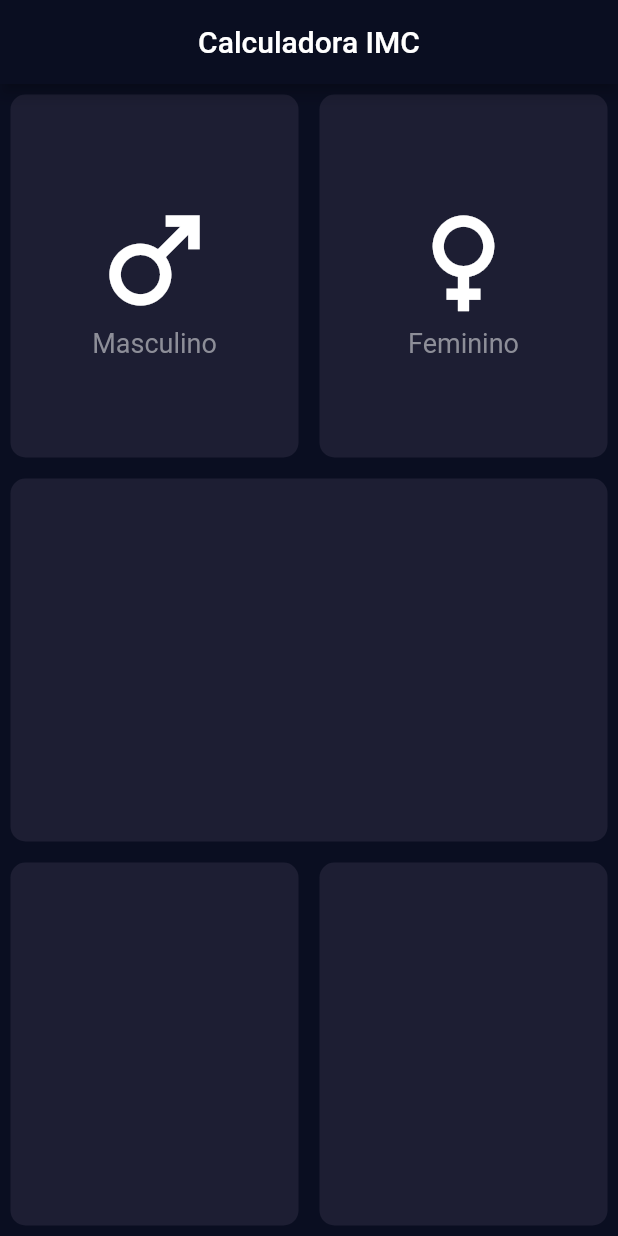
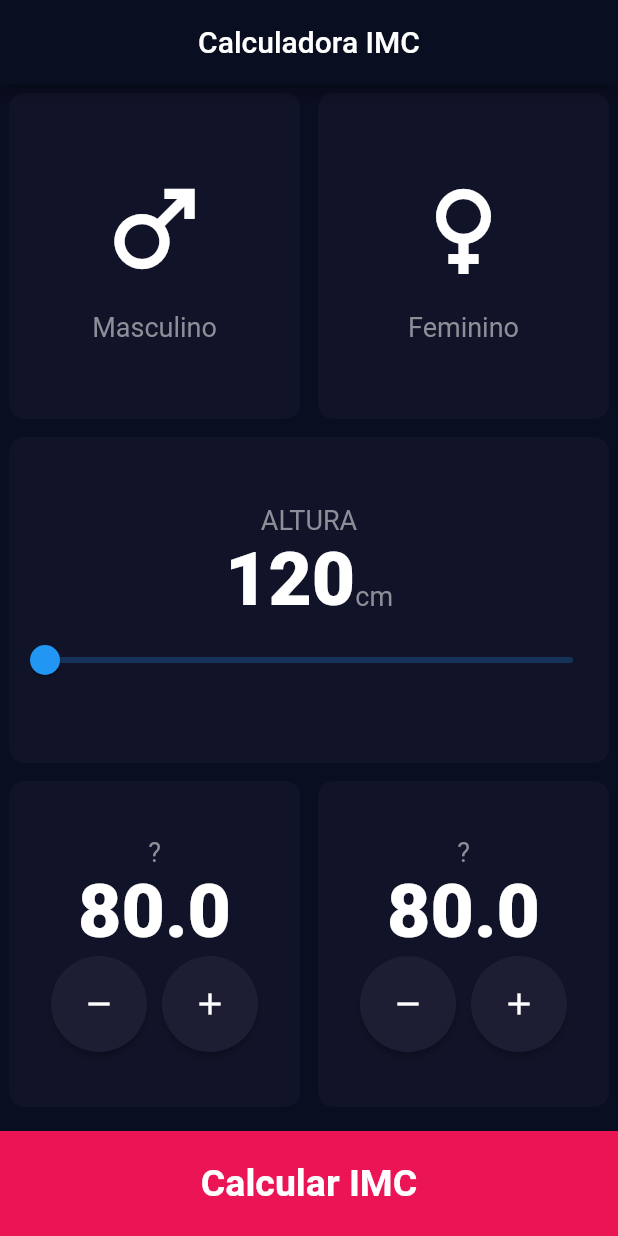
Before and after one commit to GabrielPl-1/FlutterAppIMC, a Flutter app: the screen it shows after launch, on a phone screen of 412 x 824 dp. Run offline on Flutter 3.47's test engine with Material 2 defaults, Android fonts, the phone set to English and light mode, and no system bars.

Commit message:
adicionando slider e botoes

```diff
--- /dev/null
+++ b/lib/calculadora.dart
@@ -0,0 +1,21 @@
+import 'dart:math';
+
+class Calculadora {
+  static double calcularIMC({required peso, required altura}) {
+    double imc = peso / pow(altura / 100, 2);
+    return imc;
+  }
+
+  static String obterResultado(double imc) {
+    if (imc >= 30) {
+      return 'Obesidade';
+    }
+    if (imc >= 25) {
+      return 'Sobrepeso';
+    }
+    if (imc > 18.5) {
+      return 'Normal';
+    }
+    return 'Magreza';
+  }
+}
--- /dev/null
+++ b/lib/components/bottom_button.dart
@@ -0,0 +1,30 @@
+import 'package:flutter/material.dart';
+
+class BottomButton extends StatelessWidget {
+  final String buttonTitle;
+  final void Function()? onPressed;
+  const BottomButton({super.key, required this.buttonTitle, this.onPressed});
+
+  @override
+  Widget build(BuildContext context) {
+    return GestureDetector(
+      onTap: onPressed,
+      child: Container(
+        margin: const EdgeInsets.only(top: 10.0),
+        //padding: EdgeInsets.only(bottom: 10.0),
+        width: double.infinity,
+        height: 70.0,
+        color: const Color(0xFFEB1555),
+        child: Center(
+          child: Text(
+            buttonTitle,
+            style: const TextStyle(
+              fontSize: 25.0,
+              fontWeight: FontWeight.bold,
+            ),
+          ),
+        ),
+      ),
+    );
+  }
+}
--- /dev/null
+++ b/lib/components/contador.dart
@@ -0,0 +1,51 @@
+import '../constants.dart';
+import 'package:flutter/material.dart';
+
+class Contador extends StatelessWidget {
+  const Contador({super.key});
+
+  @override
+  Widget build(BuildContext context) {
+    const double peso = 80;
+    return Column(
+      mainAxisAlignment: MainAxisAlignment.center,
+      children: [
+        const Text(
+          '?',
+          style: labelTextStyle,
+        ),
+        const Text(
+          '$peso',
+          style: numberTextStyle,
+        ),
+        Row(
+          mainAxisAlignment: MainAxisAlignment.center,
+          children: [
+            ElevatedButton(
+              onPressed: () {
+              },
+              style: ElevatedButton.styleFrom(
+                backgroundColor: activeCardColour,
+                shape: const CircleBorder(),
+                padding: const EdgeInsets.all(20),
+              ),
+              child: const Icon(Icons.remove),
+            ),
+            const SizedBox(
+              width: 10.0,
+            ),
+            ElevatedButton(
+              onPressed: () {},
+              style: ElevatedButton.styleFrom(
+                backgroundColor: activeCardColour,
+                shape: const CircleBorder(),
+                padding: const EdgeInsets.all(20),
+              ),
+              child: const Icon(Icons.add),
+            )
+          ],
+        )
+      ],
+    );
+  }
+}
--- a/lib/components/custom_card.dart
+++ b/lib/components/custom_card.dart
@@ -1,17 +1,18 @@
+import '../constants.dart';
 import 'package:flutter/material.dart';
-
-import '../constants.dart';
 
 class CustomCard extends StatelessWidget {
   final Widget? child;
-  const CustomCard({super.key, this.child});
+  final bool active;
+  const CustomCard({super.key, this.child, this.active = false});
 
   @override
   Widget build(BuildContext context) {
-    return  Container(
-                margin: EdgeInsets.all(7),
-                decoration: BoxDecoration(
-                  color: activeCardColor,borderRadius: BorderRadius.circular(10)
+    return Container(
+      margin: const EdgeInsets.all(6.0),
+      decoration: BoxDecoration(
+        color: active ? activeCardColour : inactiveCardColour,
+        borderRadius: BorderRadius.circular(10.0),
       ),
       child: child,
     );
--- a/lib/components/gender_card.dart
+++ /dev/null
@@ -1,22 +0,0 @@
-import 'package:flutter/material.dart';
-
-import '../constants.dart';
-
-class GenderCard extends StatelessWidget {
-
-  final IconData icon;
-  final String gendertext;
-
-  const GenderCard({super.key,required this.icon,required this.gendertext});
-
-  @override
-  Widget build(BuildContext context) {
-    return Column(
-                  mainAxisAlignment:MainAxisAlignment.center,
-                  children: [
-                  Icon(icon,
-                  size: 90,),
-                  Text(gendertext,style: labelTextStyle,),
-                ]);
-  }
-}
--- /dev/null
+++ b/lib/components/gender_content.dart
@@ -0,0 +1,28 @@
+import '../constants.dart';
+import 'package:flutter/material.dart';
+
+class GenderContent extends StatelessWidget {
+  final IconData icon;
+  final String label;
+  const GenderContent({super.key, required this.icon, required this.label});
+
+  @override
+  Widget build(BuildContext context) {
+    return Column(
+      mainAxisAlignment: MainAxisAlignment.center,
+      children: [
+        Icon(
+          icon,
+          size: 80.0,
+        ),
+        SizedBox(
+          height: 15.0,
+        ),
+        Text(
+          label,
+          style: labelTextStyle,
+        )
+      ],
+    );
+  }
+}
--- /dev/null
+++ b/lib/components/modal_result.dart
@@ -0,0 +1,40 @@
+import '../constants.dart';
+import 'package:flutter/material.dart';
+
+class ModalResult extends StatelessWidget {
+  const ModalResult({
+    Key? key,
+    required this.imc,
+    required this.resultado,
+  }) : super(key: key);
+
+  final double imc;
+  final String resultado;
+
+  @override
+  Widget build(BuildContext context) {
+    return Container(
+      height: 400,
+      color: backgroundColor,
+      child: Center(
+        child: Column(
+          mainAxisAlignment: MainAxisAlignment.center,
+          children: <Widget>[
+            const Text(
+              'Seu IMC é de',
+              style: labelTextStyle,
+            ),
+            Text(
+              imc.toStringAsFixed(2),
+              style: numberTextStyle,
+            ),
+            Text(
+              resultado,
+              style: labelTextStyle,
+            ),
+          ],
+        ),
+      ),
+    );
+  }
+}
--- /dev/null
+++ b/lib/components/slider_altura.dart
@@ -0,0 +1,45 @@
+import '../constants.dart';
+import 'package:flutter/material.dart';
+
+class SliderAltura extends StatelessWidget {
+  final void Function(double) onChanged;
+  int height = 120;
+  SliderAltura({super.key, required this.onChanged, required this.height});
+
+  @override
+  Widget build(BuildContext context) {
+
+    return Column(
+      mainAxisAlignment: MainAxisAlignment.center,
+      children: [
+        const Text(
+          'ALTURA',
+          style: labelTextStyle,
+        ),
+        Row(
+          mainAxisAlignment: MainAxisAlignment.center,
+          crossAxisAlignment: CrossAxisAlignment.baseline,
+          textBaseline: TextBaseline.alphabetic,
+          children: <Widget>[
+            Text(
+              height.toString(),
+              style: numberTextStyle,
+            ),
+            Text(
+              'cm',
+              style: labelTextStyle,
+            ),
+          ],
+        ),
+        Slider(
+          min: 120,
+          max: 220,
+          value: height.toDouble() ,
+          onChanged: (double value) {
+            onChanged (value);
+          },
+        )
+      ],
+    );
+  }
+}
--- a/lib/constants.dart
+++ b/lib/constants.dart
@@ -1,8 +1,8 @@
 import 'package:flutter/material.dart';
 
 const backgroundColor = Color(0xFF0A0E21);
-const activeCardColor = Color(0xFF1D1E33);
-const inactiveCardColor = Color(0xFF111328);
+const activeCardColour = Color(0xFF1D1E33);
+const inactiveCardColour = Color(0xFF111328);
 
 const labelTextStyle = TextStyle(
   fontSize: 18.0,
--- a/lib/main.dart
+++ b/lib/main.dart
@@ -1,7 +1,6 @@
-import 'package:calculadora/page/calculadora_page.dart';
+import 'constants.dart';
+import 'pages/calculadora_page.dart';
 import 'package:flutter/material.dart';
-
-import 'constants.dart';
 
 void main() {
   runApp(const MyApp());
--- a/lib/page/calculadora_page.dart
+++ /dev/null
@@ -1,48 +0,0 @@
-import 'package:calculadora/components/custom_card.dart';
-import 'package:calculadora/constants.dart';
-import 'package:flutter/material.dart';
-
-import '../components/gender_card.dart';
-
-class CalculadoraPage extends StatefulWidget {
-  const CalculadoraPage({super.key});
-
-  @override
-  State<CalculadoraPage> createState() => _CalculadoraPageState();
-}
-
-class _CalculadoraPageState extends State<CalculadoraPage> {
-  @override
-  Widget build(BuildContext context) {
-    return Scaffold(
-      appBar: AppBar(
-        title: const Text('Calculadora IMC'),
-        centerTitle: true,
-      ),
-      body: Column(
-        children: [
-          Expanded(child: Row(
-            children: [
-              Expanded(child: CustomCard(
-                child: GenderCard(icon: Icons.male,gendertext: 'Masculino'),
-              )
-              ),
-              Expanded(child: CustomCard(
-                child: GenderCard(icon: Icons.female,gendertext: 'Feminino'),
-              )),
-            ],
-          )
-          ),
-          Expanded(child: CustomCard()
-          ),
-          Expanded(child: Row(
-            children: [
-              Expanded(child: CustomCard()),
-              Expanded(child: CustomCard())
-            ],
-          ),)
-        ]
-        ),
-    );
-  }
-}
--- /dev/null
+++ b/lib/pages/calculadora_page.dart
@@ -0,0 +1,107 @@
+import '../components/bottom_button.dart';
+import '../components/contador.dart';
+import '../components/custom_card.dart';
+import '../components/gender_content.dart';
+import '../components/modal_result.dart';
+
+import '../components/slider_altura.dart';
+
+import 'package:flutter/material.dart';
+
+class CalculadoraPage extends StatefulWidget {
+  const CalculadoraPage({super.key});
+
+  @override
+  State<CalculadoraPage> createState() => _CalculadoraPageState();
+}
+
+class _CalculadoraPageState extends State<CalculadoraPage> {
+  bool isMale = false;
+  bool isFemale = false;
+  double height = 120;
+  @override
+  Widget build(BuildContext context) {
+
+    return Scaffold(
+      appBar: AppBar(
+        title: const Text('Calculadora IMC'),
+        centerTitle: true,
+      ),
+      body:  Column(
+        children: [
+          Expanded(
+            child: Row(
+              children: [
+                Expanded(
+                  child: GestureDetector(
+                    onTap: (){
+                      setState(() {
+                        isMale = true;
+                        isFemale = false;
+                      });
+                    },
+                  child: CustomCard(
+                    active: isMale,
+                    child: GenderContent(
+                      icon: Icons.male,
+                      label: 'Masculino',
+                    ),
+                  ),
+                  ),
+                  ),
+
+                Expanded(
+                  child: GestureDetector(
+                    onTap: (){
+                      setState(() {
+                        isMale = false;
+                        isFemale = true;
+                      });
+                    },
+                  child: CustomCard(
+                    active: isFemale,
+                    child: GenderContent(
+                      icon: Icons.female,
+                      label: 'Feminino',
+                    ),
+                  ),
+                ),
+                ),
+              ],
+            ),
+          ),
+          Expanded(
+            child: CustomCard(
+              child: SliderAltura(
+                height: height.toInt(),
+                onChanged: (double nova_altura){
+                  setState(() {
+                    height = nova_altura ;
+                  });
+                }
+                ,
+              ),
+            ),
+          ),
+          Expanded(
+            child: Row(
+              children: [
+                Expanded(
+                  child: CustomCard(
+                    child: Contador(),
+                  ),
+                ),
+                Expanded(
+                  child: CustomCard(
+                    child: Contador(),
+                  ),
+                ),
+              ],
+            ),
+          ),
+          BottomButton(buttonTitle: 'Calcular IMC')
+        ],
+      ),
+    );
+  }
+}
```
Also changed, not shown: 6 other files.
